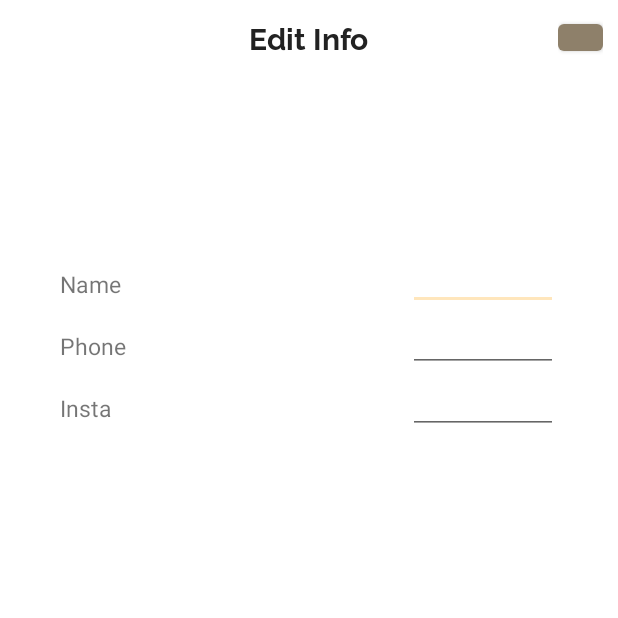
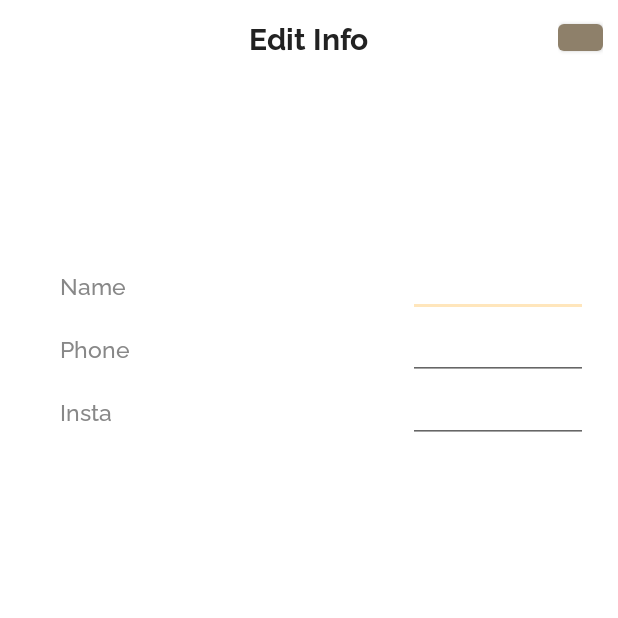
Before and after one commit to BUYA-GH/madcamp1, an Android app: the fragment FragmentEditUser shown on its own in the app's theme, on a phone screen of 412 x 824 dp, the top half of it. Run offline under Robolectric (Android 15) with nearby library versions, the phone set to English and light mode, and no system bars; libraries missing offline, so code that uses them is left out: soup.neumorphism; plain views replace NeumorphButton; 1 statement that could not run was skipped.

Commit message:
[style]Change detail style

```diff
--- a/MadinAndroid/app/src/main/res/layout/fragment_edit_user.xml
+++ b/MadinAndroid/app/src/main/res/layout/fragment_edit_user.xml
@@ -62,17 +62,17 @@
         android:layout_marginTop="20dp"
         android:layout_marginStart="40dp"
         android:text="Name"
-        android:textSize="15dp"
+        style="@style/sub_txt"
         app:layout_constraintStart_toStartOf="parent"
         app:layout_constraintTop_toBottomOf="@id/cardEditImageView" />
 
     <EditText
         android:id="@+id/cardEditNameInfo"
-        android:layout_width="100dp"
+        style="@style/sub_txt"
+        android:layout_width="120dp"
         android:layout_height="wrap_content"
-        android:layout_marginEnd="40dp"
+        android:layout_marginEnd="20dp"
         android:text="Name"
-        android:textSize="10dp"
         app:layout_constraintBottom_toBottomOf="@+id/cardEditNameTitle"
         app:layout_constraintEnd_toEndOf="parent"
         app:layout_constraintTop_toTopOf="@id/cardEditNameTitle" />
@@ -83,17 +83,17 @@
         android:layout_height="wrap_content"
         android:layout_marginTop="20dp"
         android:text="Phone"
-        android:textSize="15dp"
+        style="@style/sub_txt"
         app:layout_constraintStart_toStartOf="@+id/cardEditNameTitle"
         app:layout_constraintTop_toBottomOf="@id/cardEditNameTitle" />
 
     <EditText
         android:id="@+id/cardEditPhoneInfo"
-        android:layout_width="100dp"
+        style="@style/sub_txt"
+        android:layout_width="120dp"
         android:layout_height="wrap_content"
-        android:layout_marginEnd="40dp"
+        android:layout_marginEnd="20dp"
         android:text="Phone"
-        android:textSize="10dp"
         app:layout_constraintBottom_toBottomOf="@+id/cardEditPhoneTitle"
         app:layout_constraintEnd_toEndOf="parent"
         app:layout_constraintTop_toTopOf="@id/cardEditPhoneTitle" />
@@ -104,17 +104,17 @@
         android:layout_height="wrap_content"
         android:layout_marginTop="20dp"
         android:text="Insta"
-        android:textSize="15dp"
+        style="@style/sub_txt"
         app:layout_constraintStart_toStartOf="@id/cardEditPhoneTitle"
         app:layout_constraintTop_toBottomOf="@id/cardEditPhoneTitle" />
 
     <EditText
         android:id="@+id/cardInstaInfo"
-        android:layout_width="100dp"
+        style="@style/sub_txt"
+        android:layout_width="120dp"
         android:layout_height="wrap_content"
-        android:layout_marginEnd="40dp"
+        android:layout_marginEnd="20dp"
         android:text="Insta"
-        android:textSize="10dp"
         app:layout_constraintBottom_toBottomOf="@+id/cardEditInstaTitle"
         app:layout_constraintEnd_toEndOf="parent"
         app:layout_constraintTop_toTopOf="@id/cardEditInstaTitle" />
```
